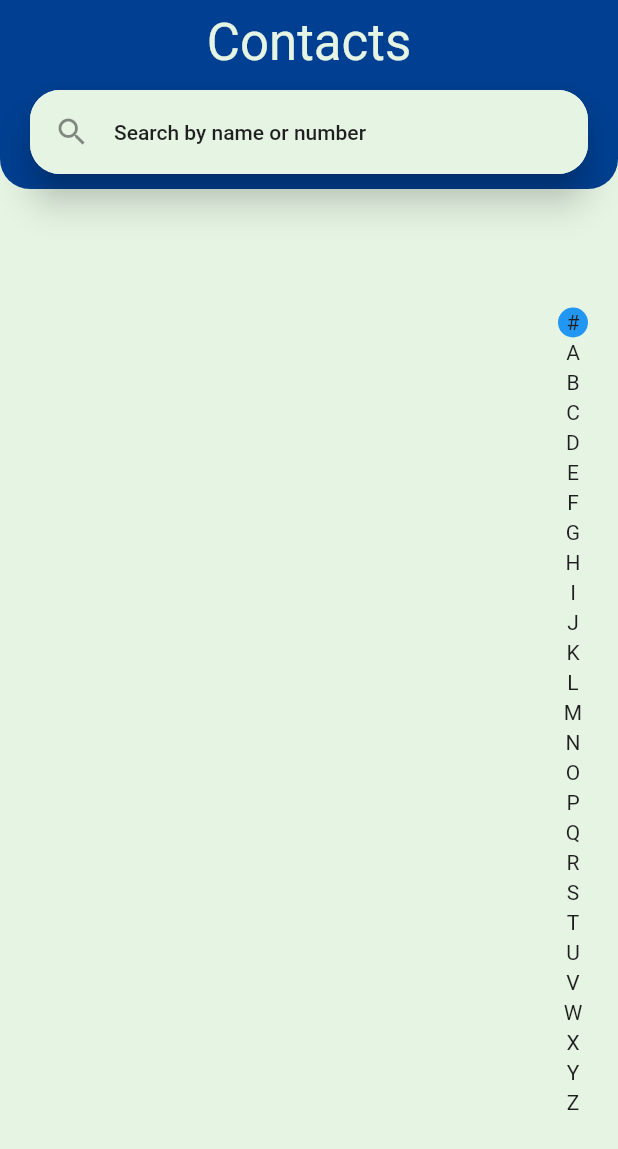
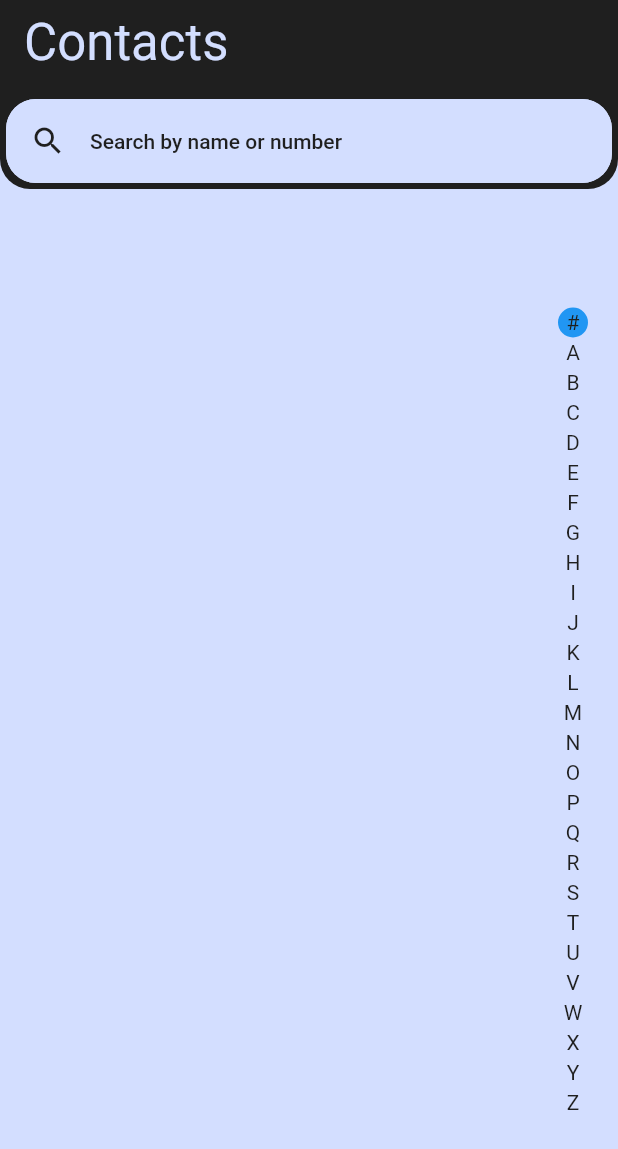
Before and after one commit to De-pitcher/contact_app, a Flutter app: the screen it shows after launch, on a phone screen of 412 x 824 dp. Shown: the top 1149 px of the screen. Run offline on Flutter 3.47's test engine with Material 2 defaults, Android fonts, the phone set to English and light mode, and no system bars; drawn by our look-alikes of scrollable_positioned_list; our stand-ins replace azlistview, contacts_service, hive, hive_flutter, permission_handler; accounts and stored records are empty.

```diff
--- a/lib/main.dart
+++ b/lib/main.dart
@@ -32,7 +32,7 @@ class MyApp extends StatelessWidget {
     return MaterialApp(
       title: 'Flutter Demo',
       debugShowCheckedModeBanner: false,
-      theme: AppTheme.light(context),
+      theme: AppTheme.dark(context),
       home: permissionBox == null
           ? const PermisionChecker()
           : permissionBox
--- a/lib/utils/app_theme.dart
+++ b/lib/utils/app_theme.dart
@@ -18,18 +18,29 @@ class AppTheme {
       listTileTheme: const ListTileThemeData(
         tileColor: AppColor.secondary,
       ),
-      cardTheme: CardTheme(
-        margin: const EdgeInsets.only(
-          right: 20.0,
-          left: 20.0,
-          bottom: 10.0,
+      textTheme: AppTextTheme.lightTextTheme(context),
+    );
+  }
+
+  static ThemeData dark(BuildContext context) {
+    return ThemeData.dark().copyWith(
+        appBarTheme: const AppBarTheme(
+          // backgroundColor: Color(0xFF0A132E),
+          backgroundColor: AppColor.color2,
+          elevation: 0,
+          foregroundColor: Color(0xFFD3DEFF),
         ),
-        shape: RoundedRectangleBorder(
-          borderRadius: BorderRadius.circular(20),
-        ),
-        elevation: 10,
-      ),
-      textTheme: TextTheme(
+        scaffoldBackgroundColor: const Color(0xFFD3DEFF),
+        canvasColor: const Color(0xFF4d4dff),
+        listTileTheme: const ListTileThemeData(
+            tileColor: Color(0xFFD3DEFF), style: ListTileStyle.list),
+        textTheme: AppTextTheme.darkTextTheme(context));
+  }
+}
+
+class AppTextTheme {
+  static TextTheme lightTextTheme(BuildContext context) {
+    return TextTheme(
       bodyLarge: Theme.of(context)
           .textTheme
           .bodyLarge!
@@ -50,22 +61,31 @@ class AppTheme {
           .textTheme
           .titleLarge!
           .copyWith(color: AppColor.color2),
-      ),
     );
   }
 
-  static ThemeData dark() {
-    return ThemeData.light().copyWith(
-      appBarTheme: const AppBarTheme(
-        // backgroundColor: Color(0xFF0A132E),
-        backgroundColor: AppColor.color2,
-        elevation: 0,
-        foregroundColor: Color(0xFFD3DEFF),
-      ),
-      scaffoldBackgroundColor: const Color(0xFFD3DEFF),
-      canvasColor: const Color(0xFF4d4dff),
-      listTileTheme: const ListTileThemeData(
-          tileColor: Color(0xFFD3DEFF), style: ListTileStyle.list),
+  static TextTheme darkTextTheme(BuildContext context) {
+    return TextTheme(
+      bodyLarge: Theme.of(context)
+          .textTheme
+          .bodyLarge!
+          .copyWith(color: AppColor.color2),
+      bodyMedium: Theme.of(context)
+          .textTheme
+          .bodyMedium!
+          .copyWith(color: AppColor.color2),
+      headlineLarge: Theme.of(context)
+          .textTheme
+          .headlineLarge!
+          .copyWith(color: AppColor.color2),
+      headlineMedium: Theme.of(context)
+          .textTheme
+          .headlineMedium!
+          .copyWith(color: AppColor.color2),
+      titleLarge: Theme.of(context)
+          .textTheme
+          .titleLarge!
+          .copyWith(color: AppColor.color2),
     );
   }
 }
--- a/lib/utils/custom_search_delegate.dart
+++ b/lib/utils/custom_search_delegate.dart
@@ -2,7 +2,6 @@ import 'package:flutter/material.dart';
 
 import '../models/contact.dart';
 import '../widgets/contact_tile.dart';
-import 'app_color.dart';
 
 class CustomSearchDelegate extends SearchDelegate {
   final List<Contact> searchItems;
--- a/lib/widgets/icon_card.dart
+++ b/lib/widgets/icon_card.dart
@@ -17,7 +17,7 @@ class IconCard extends StatelessWidget {
       height: 40,
       width: 40,
       child: Card(
-        elevation: 10,
+        elevation: 0,
         color: color,
         shape: RoundedRectangleBorder(
           borderRadius: BorderRadius.circular(20),
--- a/lib/widgets/search_tile.dart
+++ b/lib/widgets/search_tile.dart
@@ -15,7 +15,13 @@ class SearchTile extends StatelessWidget {
     return SizedBox(
       width: double.infinity,
       child: Card(
+        elevation: 0,
+        color: Theme.of(context).appBarTheme.foregroundColor,
+        shape: RoundedRectangleBorder(
+          borderRadius: BorderRadius.circular(20),
+        ),
         child: ListTile(
+          // tileColor: Theme.of(context).appBarTheme.foregroundColor,
           onTap: () {
             showSearch(
               context: context,
@@ -25,7 +31,10 @@ class SearchTile extends StatelessWidget {
           shape: RoundedRectangleBorder(
             borderRadius: BorderRadius.circular(20),
           ),
-          leading: const Icon(Icons.search),
+          leading: Icon(
+            Icons.search,
+            color: Theme.of(context).appBarTheme.backgroundColor,
+          ),
           horizontalTitleGap: 0,
           title: Text(
             'Search by name or number',
```
Lines whose indentation alone changed are shown as unchanged.
